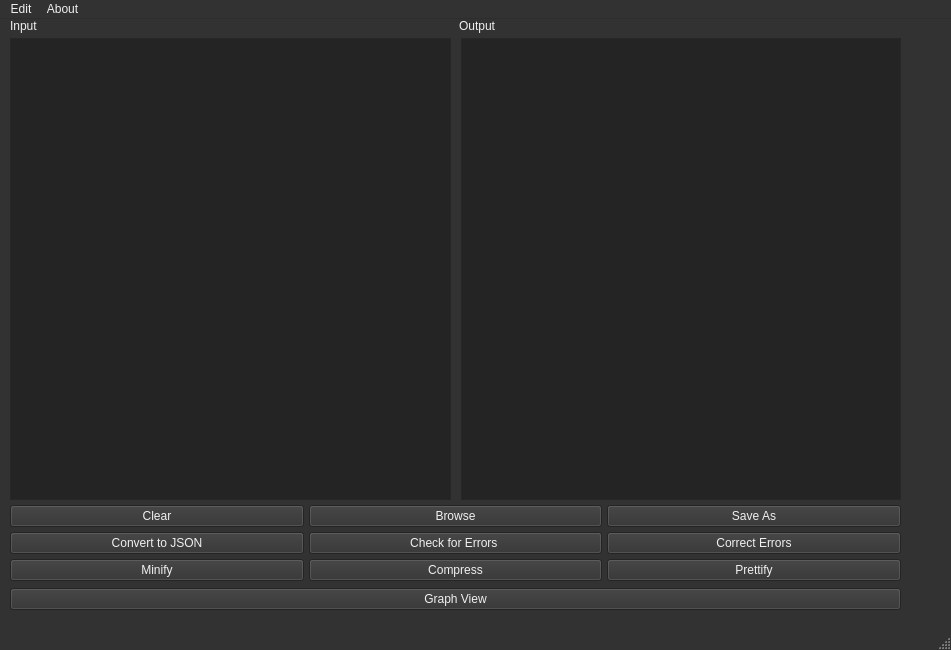
Above: GUI/mainwindow.ui from mariamsamir037/DS-project before the change. Below: the same form after it.
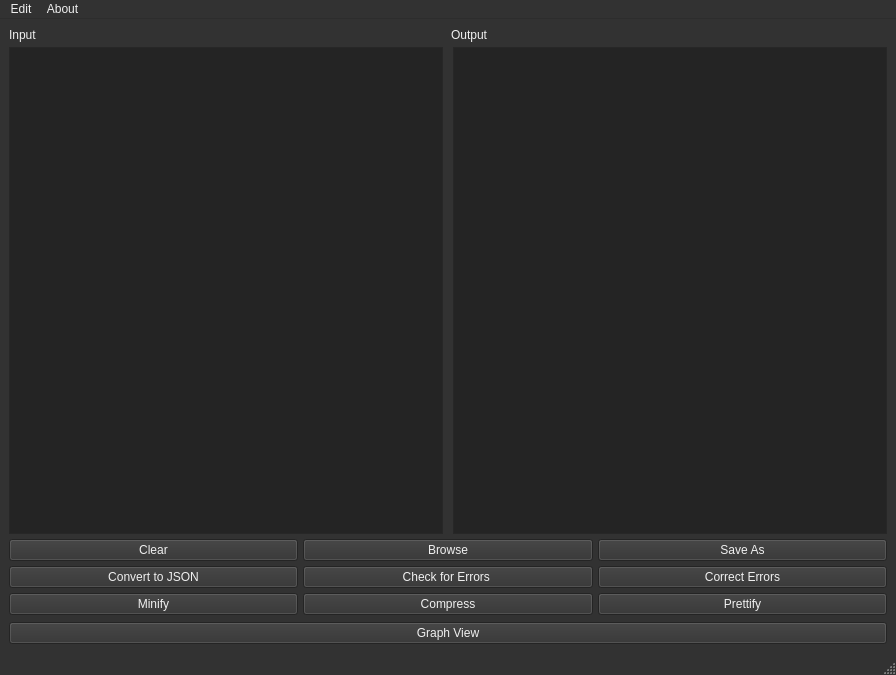
That is the form after the change.

```diff
--- a/GUI/mainwindow.ui
+++ b/GUI/mainwindow.ui
@@ -6,8 +6,8 @@
    <rect>
     <x>0</x>
     <y>0</y>
-    <width>951</width>
-    <height>650</height>
+    <width>896</width>
+    <height>675</height>
    </rect>
   </property>
   <property name="palette">
@@ -456,19 +456,18 @@
    <string>MainWindow</string>
   </property>
   <widget class="QWidget" name="centralwidget">
-   <widget class="QWidget" name="verticalLayoutWidget">
-    <property name="geometry">
-     <rect>
-      <x>10</x>
-      <y>0</y>
-      <width>891</width>
-      <height>591</height>
-     </rect>
-    </property>
+   <layout class="QGridLayout" name="gridLayout">
+    <item row="0" column="0">
     <layout class="QVBoxLayout" name="verticalLayout_2">
      <property name="spacing">
       <number>5</number>
      </property>
+      <property name="sizeConstraint">
+       <enum>QLayout::SetDefaultConstraint</enum>
+      </property>
+      <property name="bottomMargin">
+       <number>0</number>
+      </property>
      <item>
       <layout class="QHBoxLayout" name="horizontalLayout_8">
        <property name="spacing">
@@ -476,6 +475,451 @@
        </property>
        <item>
         <widget class="QLabel" name="label">
+          <property name="palette">
+           <palette>
+            <active>
+             <colorrole role="WindowText">
+              <brush brushstyle="SolidPattern">
+               <color alpha="255">
+                <red>0</red>
+                <green>0</green>
+                <blue>0</blue>
+               </color>
+              </brush>
+             </colorrole>
+             <colorrole role="Button">
+              <brush brushstyle="SolidPattern">
+               <color alpha="255">
+                <red>28</red>
+                <green>113</green>
+                <blue>216</blue>
+               </color>
+              </brush>
+             </colorrole>
+             <colorrole role="Light">
+              <brush brushstyle="SolidPattern">
+               <color alpha="255">
+                <red>102</red>
+                <green>171</green>
+                <blue>255</blue>
+               </color>
+              </brush>
+             </colorrole>
+             <colorrole role="Midlight">
+              <brush brushstyle="SolidPattern">
+               <color alpha="255">
+                <red>65</red>
+                <green>142</green>
+                <blue>235</blue>
+               </color>
+              </brush>
+             </colorrole>
+             <colorrole role="Dark">
+              <brush brushstyle="SolidPattern">
+               <color alpha="255">
+                <red>14</red>
+                <green>57</green>
+                <blue>108</blue>
+               </color>
+              </brush>
+             </colorrole>
+             <colorrole role="Mid">
+              <brush brushstyle="SolidPattern">
+               <color alpha="255">
+                <red>19</red>
+                <green>75</green>
+                <blue>144</blue>
+               </color>
+              </brush>
+             </colorrole>
+             <colorrole role="Text">
+              <brush brushstyle="SolidPattern">
+               <color alpha="255">
+                <red>0</red>
+                <green>0</green>
+                <blue>0</blue>
+               </color>
+              </brush>
+             </colorrole>
+             <colorrole role="BrightText">
+              <brush brushstyle="SolidPattern">
+               <color alpha="255">
+                <red>255</red>
+                <green>255</green>
+                <blue>255</blue>
+               </color>
+              </brush>
+             </colorrole>
+             <colorrole role="ButtonText">
+              <brush brushstyle="SolidPattern">
+               <color alpha="255">
+                <red>0</red>
+                <green>0</green>
+                <blue>0</blue>
+               </color>
+              </brush>
+             </colorrole>
+             <colorrole role="Base">
+              <brush brushstyle="SolidPattern">
+               <color alpha="255">
+                <red>255</red>
+                <green>255</green>
+                <blue>255</blue>
+               </color>
+              </brush>
+             </colorrole>
+             <colorrole role="Window">
+              <brush brushstyle="SolidPattern">
+               <color alpha="255">
+                <red>28</red>
+                <green>113</green>
+                <blue>216</blue>
+               </color>
+              </brush>
+             </colorrole>
+             <colorrole role="Shadow">
+              <brush brushstyle="SolidPattern">
+               <color alpha="255">
+                <red>0</red>
+                <green>0</green>
+                <blue>0</blue>
+               </color>
+              </brush>
+             </colorrole>
+             <colorrole role="AlternateBase">
+              <brush brushstyle="SolidPattern">
+               <color alpha="255">
+                <red>141</red>
+                <green>184</green>
+                <blue>235</blue>
+               </color>
+              </brush>
+             </colorrole>
+             <colorrole role="ToolTipBase">
+              <brush brushstyle="SolidPattern">
+               <color alpha="255">
+                <red>255</red>
+                <green>255</green>
+                <blue>220</blue>
+               </color>
+              </brush>
+             </colorrole>
+             <colorrole role="ToolTipText">
+              <brush brushstyle="SolidPattern">
+               <color alpha="255">
+                <red>0</red>
+                <green>0</green>
+                <blue>0</blue>
+               </color>
+              </brush>
+             </colorrole>
+             <colorrole role="PlaceholderText">
+              <brush brushstyle="SolidPattern">
+               <color alpha="127">
+                <red>0</red>
+                <green>0</green>
+                <blue>0</blue>
+               </color>
+              </brush>
+             </colorrole>
+            </active>
+            <inactive>
+             <colorrole role="WindowText">
+              <brush brushstyle="SolidPattern">
+               <color alpha="255">
+                <red>240</red>
+                <green>240</green>
+                <blue>240</blue>
+               </color>
+              </brush>
+             </colorrole>
+             <colorrole role="Button">
+              <brush brushstyle="SolidPattern">
+               <color alpha="255">
+                <red>50</red>
+                <green>50</green>
+                <blue>50</blue>
+               </color>
+              </brush>
+             </colorrole>
+             <colorrole role="Light">
+              <brush brushstyle="SolidPattern">
+               <color alpha="255">
+                <red>75</red>
+                <green>75</green>
+                <blue>75</blue>
+               </color>
+              </brush>
+             </colorrole>
+             <colorrole role="Midlight">
+              <brush brushstyle="SolidPattern">
+               <color alpha="255">
+                <red>42</red>
+                <green>42</green>
+                <blue>42</blue>
+               </color>
+              </brush>
+             </colorrole>
+             <colorrole role="Dark">
+              <brush brushstyle="SolidPattern">
+               <color alpha="255">
+                <red>33</red>
+                <green>33</green>
+                <blue>33</blue>
+               </color>
+              </brush>
+             </colorrole>
+             <colorrole role="Mid">
+              <brush brushstyle="SolidPattern">
+               <color alpha="255">
+                <red>38</red>
+                <green>38</green>
+                <blue>38</blue>
+               </color>
+              </brush>
+             </colorrole>
+             <colorrole role="Text">
+              <brush brushstyle="SolidPattern">
+               <color alpha="255">
+                <red>240</red>
+                <green>240</green>
+                <blue>240</blue>
+               </color>
+              </brush>
+             </colorrole>
+             <colorrole role="BrightText">
+              <brush brushstyle="SolidPattern">
+               <color alpha="255">
+                <red>75</red>
+                <green>75</green>
+                <blue>75</blue>
+               </color>
+              </brush>
+             </colorrole>
+             <colorrole role="ButtonText">
+              <brush brushstyle="SolidPattern">
+               <color alpha="255">
+                <red>240</red>
+                <green>240</green>
+                <blue>240</blue>
+               </color>
+              </brush>
+             </colorrole>
+             <colorrole role="Base">
+              <brush brushstyle="SolidPattern">
+               <color alpha="255">
+                <red>36</red>
+                <green>36</green>
+                <blue>36</blue>
+               </color>
+              </brush>
+             </colorrole>
+             <colorrole role="Window">
+              <brush brushstyle="SolidPattern">
+               <color alpha="255">
+                <red>50</red>
+                <green>50</green>
+                <blue>50</blue>
+               </color>
+              </brush>
+             </colorrole>
+             <colorrole role="Shadow">
+              <brush brushstyle="SolidPattern">
+               <color alpha="255">
+                <red>25</red>
+                <green>25</green>
+                <blue>25</blue>
+               </color>
+              </brush>
+             </colorrole>
+             <colorrole role="AlternateBase">
+              <brush brushstyle="SolidPattern">
+               <color alpha="255">
+                <red>43</red>
+                <green>43</green>
+                <blue>43</blue>
+               </color>
+              </brush>
+             </colorrole>
+             <colorrole role="ToolTipBase">
+              <brush brushstyle="SolidPattern">
+               <color alpha="255">
+                <red>255</red>
+                <green>255</green>
+                <blue>220</blue>
+               </color>
+              </brush>
+             </colorrole>
+             <colorrole role="ToolTipText">
+              <brush brushstyle="SolidPattern">
+               <color alpha="255">
+                <red>0</red>
+                <green>0</green>
+                <blue>0</blue>
+               </color>
+              </brush>
+             </colorrole>
+             <colorrole role="PlaceholderText">
+              <brush brushstyle="SolidPattern">
+               <color alpha="128">
+                <red>240</red>
+                <green>240</green>
+                <blue>240</blue>
+               </color>
+              </brush>
+             </colorrole>
+            </inactive>
+            <disabled>
+             <colorrole role="WindowText">
+              <brush brushstyle="SolidPattern">
+               <color alpha="255">
+                <red>14</red>
+                <green>57</green>
+                <blue>108</blue>
+               </color>
+              </brush>
+             </colorrole>
+             <colorrole role="Button">
+              <brush brushstyle="SolidPattern">
+               <color alpha="255">
+                <red>28</red>
+                <green>113</green>
+                <blue>216</blue>
+               </color>
+              </brush>
+             </colorrole>
+             <colorrole role="Light">
+              <brush brushstyle="SolidPattern">
+               <color alpha="255">
+                <red>102</red>
+                <green>171</green>
+                <blue>255</blue>
+               </color>
+              </brush>
+             </colorrole>
+             <colorrole role="Midlight">
+              <brush brushstyle="SolidPattern">
+               <color alpha="255">
+                <red>65</red>
+                <green>142</green>
+                <blue>235</blue>
+               </color>
+              </brush>
+             </colorrole>
+             <colorrole role="Dark">
+              <brush brushstyle="SolidPattern">
+               <color alpha="255">
+                <red>14</red>
+                <green>57</green>
+                <blue>108</blue>
+               </color>
+              </brush>
+             </colorrole>
+             <colorrole role="Mid">
+              <brush brushstyle="SolidPattern">
+               <color alpha="255">
+                <red>19</red>
+                <green>75</green>
+                <blue>144</blue>
+               </color>
+              </brush>
+             </colorrole>
+             <colorrole role="Text">
+              <brush brushstyle="SolidPattern">
+               <color alpha="255">
+                <red>14</red>
+                <green>57</green>
+                <blue>108</blue>
+               </color>
+              </brush>
+             </colorrole>
+             <colorrole role="BrightText">
+              <brush brushstyle="SolidPattern">
+               <color alpha="255">
+                <red>255</red>
+                <green>255</green>
+                <blue>255</blue>
+               </color>
+              </brush>
+             </colorrole>
+             <colorrole role="ButtonText">
+              <brush brushstyle="SolidPattern">
+               <color alpha="255">
+                <red>14</red>
+                <green>57</green>
+                <blue>108</blue>
+               </color>
+              </brush>
+             </colorrole>
+             <colorrole role="Base">
+              <brush brushstyle="SolidPattern">
+               <color alpha="255">
+                <red>28</red>
+                <green>113</green>
+                <blue>216</blue>
+               </color>
+              </brush>
+             </colorrole>
+             <colorrole role="Window">
+              <brush brushstyle="SolidPattern">
+               <color alpha="255">
+                <red>28</red>
+                <green>113</green>
+                <blue>216</blue>
+               </color>
+              </brush>
+             </colorrole>
+             <colorrole role="Shadow">
+              <brush brushstyle="SolidPattern">
+               <color alpha="255">
+                <red>37</red>
+                <green>37</green>
+                <blue>37</blue>
+               </color>
+              </brush>
+             </colorrole>
+             <colorrole role="AlternateBase">
+              <brush brushstyle="SolidPattern">
+               <color alpha="255">
+                <red>43</red>
+                <green>43</green>
+                <blue>43</blue>
+               </color>
+              </brush>
+             </colorrole>
+             <colorrole role="ToolTipBase">
+              <brush brushstyle="SolidPattern">
+               <color alpha="255">
+                <red>255</red>
+                <green>255</green>
+                <blue>220</blue>
+               </color>
+              </brush>
+             </colorrole>
+             <colorrole role="ToolTipText">
+              <brush brushstyle="SolidPattern">
+               <color alpha="255">
+                <red>0</red>
+                <green>0</green>
+                <blue>0</blue>
+               </color>
+              </brush>
+             </colorrole>
+             <colorrole role="PlaceholderText">
+              <brush brushstyle="SolidPattern">
+               <color alpha="128">
+                <red>240</red>
+                <green>240</green>
+                <blue>240</blue>
+               </color>
+              </brush>
+             </colorrole>
+            </disabled>
+           </palette>
+          </property>
+          <property name="autoFillBackground">
+           <bool>false</bool>
+          </property>
          <property name="text">
           <string>Input</string>
          </property>
@@ -517,450 +961,8 @@
              <verstretch>0</verstretch>
             </sizepolicy>
            </property>
-           <property name="palette">
-            <palette>
-             <active>
-              <colorrole role="WindowText">
-               <brush brushstyle="SolidPattern">
-                <color alpha="255">
-                 <red>0</red>
-                 <green>0</green>
-                 <blue>0</blue>
-                </color>
-               </brush>
-              </colorrole>
-              <colorrole role="Button">
-               <brush brushstyle="SolidPattern">
-                <color alpha="255">
-                 <red>153</red>
-                 <green>193</green>
-                 <blue>241</blue>
-                </color>
-               </brush>
-              </colorrole>
-              <colorrole role="Light">
-               <brush brushstyle="SolidPattern">
-                <color alpha="255">
-                 <red>255</red>
-                 <green>255</green>
-                 <blue>255</blue>
-                </color>
-               </brush>
-              </colorrole>
-              <colorrole role="Midlight">
-               <brush brushstyle="SolidPattern">
-                <color alpha="255">
-                 <red>204</red>
-                 <green>224</green>
-                 <blue>248</blue>
-                </color>
-               </brush>
-              </colorrole>
-              <colorrole role="Dark">
-               <brush brushstyle="SolidPattern">
-                <color alpha="255">
-                 <red>76</red>
-                 <green>96</green>
-                 <blue>120</blue>
-                </color>
-               </brush>
-              </colorrole>
-              <colorrole role="Mid">
-               <brush brushstyle="SolidPattern">
-                <color alpha="255">
-                 <red>98</red>
-                 <green>160</green>
-                 <blue>234</blue>
-                </color>
-               </brush>
-              </colorrole>
-              <colorrole role="Text">
-               <brush brushstyle="SolidPattern">
-                <color alpha="255">
-                 <red>0</red>
-                 <green>0</green>
-                 <blue>0</blue>
-                </color>
-               </brush>
-              </colorrole>
-              <colorrole role="BrightText">
-               <brush brushstyle="SolidPattern">
-                <color alpha="255">
-                 <red>255</red>
-                 <green>255</green>
-                 <blue>255</blue>
-                </color>
-               </brush>
-              </colorrole>
-              <colorrole role="ButtonText">
-               <brush brushstyle="SolidPattern">
-                <color alpha="255">
-                 <red>0</red>
-                 <green>0</green>
-                 <blue>0</blue>
-                </color>
-               </brush>
-              </colorrole>
-              <colorrole role="Base">
-               <brush brushstyle="SolidPattern">
-                <color alpha="255">
-                 <red>255</red>
-                 <green>255</green>
-                 <blue>255</blue>
-                </color>
-               </brush>
-              </colorrole>
-              <colorrole role="Window">
-               <brush brushstyle="SolidPattern">
-                <color alpha="255">
-                 <red>153</red>
-                 <green>193</green>
-                 <blue>241</blue>
-                </color>
-               </brush>
-              </colorrole>
-              <colorrole role="Shadow">
-               <brush brushstyle="SolidPattern">
-                <color alpha="255">
-                 <red>0</red>
-                 <green>0</green>
-                 <blue>0</blue>
-                </color>
-               </brush>
-              </colorrole>
-              <colorrole role="AlternateBase">
-               <brush brushstyle="SolidPattern">
-                <color alpha="255">
-                 <red>204</red>
-                 <green>224</green>
-                 <blue>248</blue>
-                </color>
-               </brush>
-              </colorrole>
-              <colorrole role="ToolTipBase">
-               <brush brushstyle="SolidPattern">
-                <color alpha="255">
-                 <red>255</red>
-                 <green>255</green>
-                 <blue>220</blue>
-                </color>
-               </brush>
-              </colorrole>
-              <colorrole role="ToolTipText">
-               <brush brushstyle="SolidPattern">
-                <color alpha="255">
-                 <red>0</red>
-                 <green>0</green>
-                 <blue>0</blue>
-                </color>
-               </brush>
-              </colorrole>
-              <colorrole role="PlaceholderText">
-               <brush brushstyle="SolidPattern">
-                <color alpha="127">
-                 <red>0</red>
-                 <green>0</green>
-                 <blue>0</blue>
-                </color>
-               </brush>
-              </colorrole>
-             </active>
-             <inactive>
-              <colorrole role="WindowText">
-               <brush brushstyle="SolidPattern">
-                <color alpha="255">
-                 <red>240</red>
-                 <green>240</green>
-                 <blue>240</blue>
-                </color>
-               </brush>
-              </colorrole>
-              <colorrole role="Button">
-               <brush brushstyle="SolidPattern">
-                <color alpha="255">
-                 <red>50</red>
-                 <green>50</green>
-                 <blue>50</blue>
-                </color>
-               </brush>
-              </colorrole>
-              <colorrole role="Light">
-               <brush brushstyle="SolidPattern">
-                <color alpha="255">
-                 <red>75</red>
-                 <green>75</green>
-                 <blue>75</blue>
-                </color>
-               </brush>
-              </colorrole>
-              <colorrole role="Midlight">
-               <brush brushstyle="SolidPattern">
-                <color alpha="255">
-                 <red>42</red>
-                 <green>42</green>
-                 <blue>42</blue>
-                </color>
-               </brush>
-              </colorrole>
-              <colorrole role="Dark">
-               <brush brushstyle="SolidPattern">
-                <color alpha="255">
-                 <red>33</red>
-                 <green>33</green>
-                 <blue>33</blue>
-                </color>
-               </brush>
-              </colorrole>
-              <colorrole role="Mid">
-               <brush brushstyle="SolidPattern">
-                <color alpha="255">
-                 <red>38</red>
-                 <green>38</green>
-                 <blue>38</blue>
-                </color>
-               </brush>
-              </colorrole>
-              <colorrole role="Text">
-               <brush brushstyle="SolidPattern">
-                <color alpha="255">
-                 <red>240</red>
-                 <green>240</green>
-                 <blue>240</blue>
-                </color>
-               </brush>
-              </colorrole>
-              <colorrole role="BrightText">
-               <brush brushstyle="SolidPattern">
-                <color alpha="255">
-                 <red>75</red>
-                 <green>75</green>
-                 <blue>75</blue>
-                </color>
-               </brush>
-              </colorrole>
-              <colorrole role="ButtonText">
-               <brush brushstyle="SolidPattern">
-                <color alpha="255">
-                 <red>240</red>
-                 <green>240</green>
-                 <blue>240</blue>
-                </color>
-               </brush>
-              </colorrole>
-              <colorrole role="Base">
-               <brush brushstyle="SolidPattern">
-                <color alpha="255">
-                 <red>36</red>
-                 <green>36</green>
-                 <blue>36</blue>
-                </color>
-               </brush>
-              </colorrole>
-              <colorrole role="Window">
-               <brush brushstyle="SolidPattern">
-                <color alpha="255">
-                 <red>50</red>
-                 <green>50</green>
-                 <blue>50</blue>
-                </color>
-               </brush>
-              </colorrole>
-              <colorrole role="Shadow">
-               <brush brushstyle="SolidPattern">
-                <color alpha="255">
-                 <red>25</red>
-                 <green>25</green>
-                 <blue>25</blue>
-                </color>
-               </brush>
-              </colorrole>
-              <colorrole role="AlternateBase">
-               <brush brushstyle="SolidPattern">
-                <color alpha="255">
-                 <red>43</red>
-                 <green>43</green>
-                 <blue>43</blue>
-                </color>
-               </brush>
-              </colorrole>
-              <colorrole role="ToolTipBase">
-               <brush brushstyle="SolidPattern">
-                <color alpha="255">
-                 <red>255</red>
-                 <green>255</green>
-                 <blue>220</blue>
-                </color>
-               </brush>
-              </colorrole>
-              <colorrole role="ToolTipText">
-               <brush brushstyle="SolidPattern">
-                <color alpha="255">
-                 <red>0</red>
-                 <green>0</green>
-                 <blue>0</blue>
-                </color>
-               </brush>
-              </colorrole>
-              <colorrole role="PlaceholderText">
-               <brush brushstyle="SolidPattern">
-                <color alpha="128">
-                 <red>240</red>
-                 <green>240</green>
-                 <blue>240</blue>
-                </color>
-               </brush>
-              </colorrole>
-             </inactive>
-             <disabled>
-              <colorrole role="WindowText">
-               <brush brushstyle="SolidPattern">
-                <color alpha="255">
-                 <red>76</red>
-                 <green>96</green>
-                 <blue>120</blue>
-                </color>
-               </brush>
-              </colorrole>
-              <colorrole role="Button">
-               <brush brushstyle="SolidPattern">
-                <color alpha="255">
-                 <red>153</red>
-                 <green>193</green>
-                 <blue>241</blue>
-                </color>
-               </brush>
-              </colorrole>
-              <colorrole role="Light">
-               <brush brushstyle="SolidPattern">
-                <color alpha="255">
-                 <red>255</red>
-                 <green>255</green>
-                 <blue>255</blue>
-                </color>
-               </brush>
-              </colorrole>
-              <colorrole role="Midlight">
-               <brush brushstyle="SolidPattern">
-                <color alpha="255">
-                 <red>204</red>
-                 <green>224</green>
-                 <blue>248</blue>
-                </color>
-               </brush>
-              </colorrole>
-              <colorrole role="Dark">
-               <brush brushstyle="SolidPattern">
-                <color alpha="255">
-                 <red>76</red>
-                 <green>96</green>
-                 <blue>120</blue>
-                </color>
-               </brush>
-              </colorrole>
-              <colorrole role="Mid">
-               <brush brushstyle="SolidPattern">
-                <color alpha="255">
-                 <red>98</red>
-                 <green>160</green>
-                 <blue>234</blue>
-                </color>
-               </brush>
-              </colorrole>
-              <colorrole role="Text">
-               <brush brushstyle="SolidPattern">
-                <color alpha="255">
-                 <red>76</red>
-                 <green>96</green>
-                 <blue>120</blue>
-                </color>
-               </brush>
-              </colorrole>
-              <colorrole role="BrightText">
-               <brush brushstyle="SolidPattern">
-                <color alpha="255">
-                 <red>255</red>
-                 <green>255</green>
-                 <blue>255</blue>
-                </color>
-               </brush>
-              </colorrole>
-              <colorrole role="ButtonText">
-               <brush brushstyle="SolidPattern">
-                <color alpha="255">
-                 <red>76</red>
-                 <green>96</green>
-                 <blue>120</blue>
-                </color>
-               </brush>
-              </colorrole>
-              <colorrole role="Base">
-               <brush brushstyle="SolidPattern">
-                <color alpha="255">
-                 <red>153</red>
-                 <green>193</green>
-                 <blue>241</blue>
-                </color>
-               </brush>
-              </colorrole>
-              <colorrole role="Window">
-               <brush brushstyle="SolidPattern">
-                <color alpha="255">
-                 <red>153</red>
-                 <green>193</green>
-                 <blue>241</blue>
-                </color>
-               </brush>
-              </colorrole>
-              <colorrole role="Shadow">
-               <brush brushstyle="SolidPattern">
-                <color alpha="255">
-                 <red>37</red>
-                 <green>37</green>
-                 <blue>37</blue>
-                </color>
-               </brush>
-              </colorrole>
-              <colorrole role="AlternateBase">
-               <brush brushstyle="SolidPattern">
-                <color alpha="255">
-                 <red>43</red>
-                 <green>43</green>
-                 <blue>43</blue>
-                </color>
-               </brush>
-              </colorrole>
-              <colorrole role="ToolTipBase">
-               <brush brushstyle="SolidPattern">
-                <color alpha="255">
-                 <red>255</red>
-                 <green>255</green>
-                 <blue>220</blue>
-                </color>
-               </brush>
-              </colorrole>
-              <colorrole role="ToolTipText">
-               <brush brushstyle="SolidPattern">
-                <color alpha="255">
-                 <red>0</red>
-                 <green>0</green>
-                 <blue>0</blue>
-                </color>
-               </brush>
-              </colorrole>
-              <colorrole role="PlaceholderText">
-               <brush brushstyle="SolidPattern">
-                <color alpha="128">
-                 <red>240</red>
-                 <green>240</green>
-                 <blue>240</blue>
-                </color>
-               </brush>
-              </colorrole>
-             </disabled>
-            </palette>
-           </property>
            <property name="autoFillBackground">
-            <bool>false</bool>
+             <bool>true</bool>
            </property>
           </widget>
          </item>
@@ -2867,6 +2869,9 @@
              </disabled>
             </palette>
            </property>
+            <property name="autoFillBackground">
+             <bool>false</bool>
+            </property>
            <property name="text">
             <string>Minify</string>
            </property>
@@ -2904,18 +2909,19 @@
       </widget>
      </item>
     </layout>
-   </widget>
+    </item>
+   </layout>
   </widget>
   <widget class="QMenuBar" name="menubar">
    <property name="geometry">
     <rect>
      <x>0</x>
      <y>0</y>
-     <width>951</width>
+     <width>896</width>
      <height>22</height>
     </rect>
    </property>
-   <widget class="QMenu" name="menuperfect">
+   <widget class="QMenu" name="Edit_menu">
     <property name="title">
      <string>Edit</string>
     </property>
@@ -2935,7 +2941,7 @@
     </property>
     <addaction name="actionThis_is_a_GUI_made_by_Jumana_Emad"/>
    </widget>
-   <addaction name="menuperfect"/>
+   <addaction name="Edit_menu"/>
    <addaction name="menuAbout"/>
   </widget>
   <widget class="QStatusBar" name="statusbar"/>
```
Left out of the diff: 18 changed lines with no effect on the pictures. Lines whose indentation alone changed are shown as unchanged.
